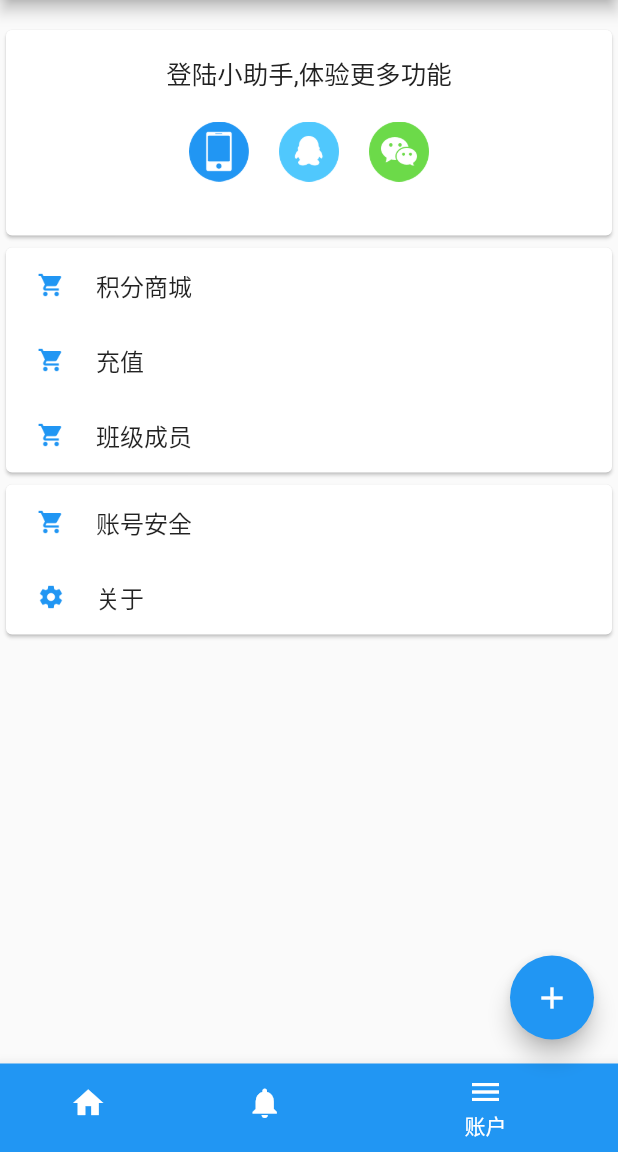
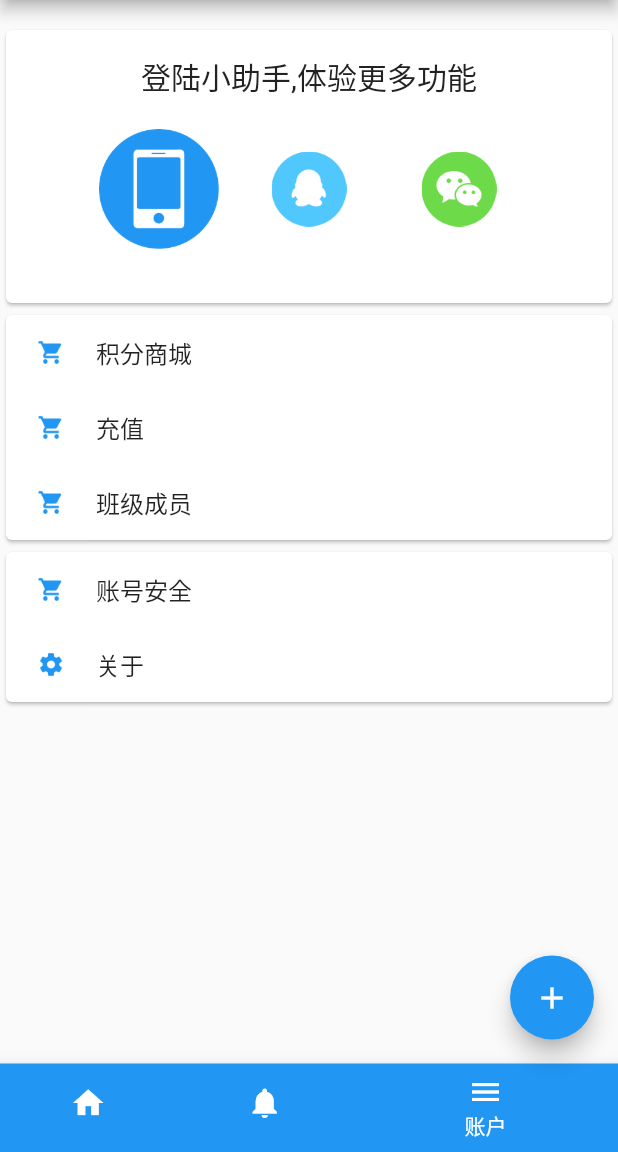
Before and after one commit to zhangruiyu/kindergarten_flutter, a Flutter app: the screen it shows after launch, item 3 of the bottom bar chosen, on a phone screen of 412 x 824 dp, the part 84-1236 px from its top. Run offline on Flutter 3.47's test engine with Material 2 defaults, Android fonts, the phone set to English and light mode, and no system bars; our stand-ins replace sqflite; accounts and stored records are empty; Roboto replaces fonts that are missing (Raleway).

Commit message:
头像编写

```diff
--- a/lib/core/base/BasePageState.dart
+++ b/lib/core/base/BasePageState.dart
@@ -9,19 +9,15 @@ LifecycleInterface lifecycleInterface = new LifecycleInterface();
 LinkedHashMap<String, Widget> allPageInstance =
     new LinkedHashMap<String, Widget>();
 
-abstract class BasePageState<T extends BasePageRoute> extends State<T>
-    with WidgetsBindingObserver {
-  BasePageState([this.props]);
-
-  final Map<String, dynamic> props;
-
+abstract class BasePageState<T extends BasePageRoute>
+    extends State<T> /*with WidgetsBindingObserver*/ {
   @override
   void dispose() {
     super.dispose();
     print('BasePageState===$this');
     //执行关闭页面回调
-    if (props != null && props.containsKey('cbk')) {
-      props['cbk']();
+    if (widget.props != null && widget.props.containsKey('cbk')) {
+      widget.props['cbk']();
     }
   }
 }
--- /dev/null
+++ b/lib/core/base/BasePropsState.dart
@@ -0,0 +1,18 @@
+import 'dart:collection';
+
+import 'package:flutter/material.dart';
+import 'package:kindergarten/core/base/BasePageRoute.dart';
+import 'package:kindergarten/core/base/BasePropsWidget.dart';
+
+abstract class BasePropsState<T extends BasePropsWidget> extends State<T> {
+/*
+  @override
+  void dispose() {
+    super.dispose();
+    print('BasePageState===$this');
+    //执行关闭页面回调
+    if (props != null && props.containsKey('cbk')) {
+      props['cbk']();
+    }
+  }*/
+}
--- /dev/null
+++ b/lib/core/base/BasePropsWidget.dart
@@ -0,0 +1,7 @@
+import 'package:flutter/material.dart';
+
+abstract class BasePropsWidget extends StatefulWidget {
+  BasePropsWidget(this.props);
+
+  final Map<String, dynamic> props;
+}
--- a/lib/core/modules/auth/InputPasswordPage.dart
+++ b/lib/core/modules/auth/InputPasswordPage.dart
@@ -12,13 +12,11 @@ class InputPasswordPage extends BasePageRoute {
   InputPasswordPage([Map<String, String> props]) : super(props);
 
   @override
-  State<StatefulWidget> createState() => new InputPasswordPageState(props);
+  State<StatefulWidget> createState() => new InputPasswordPageState();
 }
 
 class InputPasswordPageState extends BasePageState<InputPasswordPage> {
   String password = '123123123';
-
-  InputPasswordPageState(Map<String, String> props) : super(props);
 
   void _login() async {
 //    await new UserProvide().open();
@@ -27,7 +25,7 @@ class InputPasswordPageState extends BasePageState<InputPasswordPage> {
       print(onValue.tel);
     });*/
     if (password.length > 4) {
-      RequestHelper.login(props['tel'], password).then((value) {
+      RequestHelper.login(widget.props['tel'], password).then((value) {
 //        value
         value['isOnline'] = '1';
         UserProvide.insert(new UserModel.fromMap(value));
--- a/lib/core/modules/auth/LoginPage.dart
+++ b/lib/core/modules/auth/LoginPage.dart
@@ -12,13 +12,11 @@ class LoginPage extends BasePageRoute {
   LoginPage([Map<String, dynamic> props]) : super(props);
 
   @override
-  State<StatefulWidget> createState() => new LoginPageState(props);
+  State<StatefulWidget> createState() => new LoginPageState();
 }
 
 class LoginPageState extends BasePageState<LoginPage> {
   String tel = '15201231805';
-
-  LoginPageState(Map<String, dynamic> props) : super(props);
 
   void _login() async {
     if (tel.length < 11) {}
--- a/lib/core/modules/home/AccountPage.dart
+++ b/lib/core/modules/home/account/AccountPage.dart
@@ -1,19 +1,11 @@
 import 'package:flutter/material.dart';
 import 'package:kindergarten/core/base/BasePageRoute.dart';
 import 'package:kindergarten/core/base/BasePageState.dart';
-import 'package:kindergarten/core/modules/auth/LoginPage.dart';
+import 'package:kindergarten/core/modules/home/account/AccountTopUI.dart';
 import 'package:kindergarten/core/modules/home/account/LoginIconItem.dart';
 import 'package:kindergarten/core/modules/home/entity/ItemEntitys.dart';
-import 'package:kindergarten/net/NetWork.dart';
 import 'package:kindergarten/net/RequestHelper.dart';
-import 'package:kindergarten/style/TextStyle.dart';
-
-final List<HomeItemWidget> loginIconList = <HomeItemWidget>[
-  new HomeItemWidget(url: "phone.png", routeName: LoginPage.routeName),
-  new HomeItemWidget(url: "ic_qq_login.webp", routeName: LoginPage.routeName),
-  new HomeItemWidget(
-      url: "ic_wechat_login.webp", routeName: LoginPage.routeName),
-];
+import 'package:kindergarten/repository/UserModel.dart';
 
 final List<HomeItemWidget> accountCenterItemList = <HomeItemWidget>[
   new HomeItemWidget(url: "ic_local_grocery_store.png", title: "积分商城"),
@@ -36,8 +28,23 @@ class AccountPage extends BasePageRoute {
 }
 
 class AccountPageState extends BasePageState<AccountPage> {
-  _refreshPage() {
-    print('AccountPageState  == ');
+  var accountProfile;
+
+  _refreshPage() async {
+    if (UserProvide.haveOnlineUser()) {
+      RequestHelper.getAccountProfile().then((data) {
+        setState(() {
+          accountProfile = data;
+          print('AccountPageState  == ');
+        });
+      });
+    }
+  }
+
+  @override
+  void initState() {
+    super.initState();
+    _refreshPage();
   }
 
   @override
@@ -53,37 +60,10 @@ class AccountPageState extends BasePageState<AccountPage> {
                 child: new Padding(
               padding: const EdgeInsets.fromLTRB(0.0, 16.0, 0.0, 16.0),
               child: new Center(
-                  child: new Column(
-                children: <Widget>[
-                  new Text(
-                    "登陆小助手,体验更多功能",
-                    style: titleStyle,
-                  ),
-                  new Row(
-                      mainAxisAlignment: MainAxisAlignment.center,
-                      children: loginIconList.map((HomeItemWidget loginIcon) {
-                        return new Padding(
-                            padding: const EdgeInsets.fromLTRB(
-                                10.0, 20.0, 10.0, 20.0),
-                            child: new GestureDetector(
-                              onTap: () {
-                                Navigator
-                                    .of(context)
-                                    .push(new MaterialPageRoute<bool>(
-                                  builder: (BuildContext context) {
-                                    return new LoginPage({'cbk': _refreshPage});
-                                  },
-                                ));
-                              },
-                              child: new Image.asset(
-                                'images/${loginIcon.url}',
-                                width: 40.0,
-                                height: 40.0,
-                              ),
-                            ));
-                      }).toList()),
-                ],
-              )),
+                  child: new AccountTopUI({
+                'cbk': _refreshPage,
+                'accountProfile': accountProfile,
+              })),
             )),
             //第二行3个标签
           ),
--- /dev/null
+++ b/lib/core/modules/home/account/AccountTopUI.dart
@@ -0,0 +1,96 @@
+import 'package:flutter/material.dart';
+import 'package:kindergarten/core/base/BasePropsState.dart';
+import 'package:kindergarten/core/base/BasePropsWidget.dart';
+import 'package:kindergarten/core/modules/auth/LoginPage.dart';
+import 'package:kindergarten/core/modules/home/entity/ItemEntitys.dart';
+import 'package:kindergarten/core/uikit/CircleImage.dart';
+import 'package:kindergarten/repository/UserModel.dart';
+import 'package:kindergarten/style/TextStyle.dart';
+
+final List<HomeItemWidget> loginIconList = <HomeItemWidget>[
+  new HomeItemWidget(url: "phone.png", routeName: LoginPage.routeName),
+  new HomeItemWidget(url: "ic_qq_login.webp", routeName: LoginPage.routeName),
+  new HomeItemWidget(
+      url: "ic_wechat_login.webp", routeName: LoginPage.routeName),
+];
+
+class AccountTopUI extends BasePropsWidget {
+  AccountTopUI(Map<String, dynamic> props) : super(props);
+
+  @override
+  State<StatefulWidget> createState() {
+    return new AccountTopState();
+  }
+}
+
+class AccountTopState extends BasePropsState<AccountTopUI> {
+  @override
+  Widget build(BuildContext context) {
+    bool isContainsAvatar = widget.props.containsKey('accountProfile') &&
+        widget.props['accountProfile'] != null &&
+        widget.props['accountProfile']['avatar'] != null;
+    return UserProvide.getCacheUser() != null
+        ? new Padding(
+            padding: const EdgeInsets.fromLTRB(30.0, 10.0, 10.0, 10.0),
+            child: new GestureDetector(
+                onTap: () {
+                  Navigator.of(context).push(new MaterialPageRoute<bool>(
+                    builder: (BuildContext context) {
+                      return new LoginPage({'cbk': widget.props['cbk']});
+                    },
+                  ));
+                },
+                child: new Row(
+                  children: <Widget>[
+                    new CircleImage(
+                      isContainsAvatar: isContainsAvatar,
+                      text: 'Hi',
+                      avatarUrl: isContainsAvatar
+                          ? widget.props['accountProfile']['avatar']
+                          : '',
+                    ),
+                    new Padding(
+                      padding: const EdgeInsets.only(left: 18.0),
+                      child: new Column(
+                        children: <Widget>[
+                          new Text('nick', style: titleStyle),
+                          new Text('nick2', style: subjectStyle)
+                        ],
+                      ),
+                    )
+                  ],
+                )))
+        : new Column(
+            children: [
+              new Text(
+                "登陆小助手,体验更多功能",
+                style: titleStyle,
+              ),
+              new Row(
+                  mainAxisAlignment: MainAxisAlignment.center,
+                  children: loginIconList.map((HomeItemWidget loginIcon) {
+                    return new Padding(
+                        padding:
+                            const EdgeInsets.fromLTRB(10.0, 20.0, 10.0, 20.0),
+                        child: new GestureDetector(
+                          onTap: () {
+                            Navigator
+                                .of(context)
+                                .push(new MaterialPageRoute<bool>(
+                              builder: (BuildContext context) {
+                                return new LoginPage(
+                                    {'cbk': widget.props['cbk']});
+                              },
+                            ));
+                          },
+                          child: new Image.asset(
+                            'images/${loginIcon.url}',
+                            width: 80.0,
+                            height: 80.0,
+                          ),
+                        ));
+                  }).toList()),
+            ],
+          );
+  }
+}
--- a/lib/core/modules/home/homeTab.dart
+++ b/lib/core/modules/home/homeTab.dart
@@ -1,7 +1,7 @@
 import 'package:flutter/material.dart';
-import 'package:kindergarten/core/modules/home/AccountPage.dart';
 import 'package:kindergarten/core/modules/home/HomePage.dart';
 import 'package:kindergarten/core/modules/home/NavigationPageView.dart';
+import 'package:kindergarten/core/modules/home/account/AccountPage.dart';
 
 class HomeTab extends StatefulWidget {
   static const String routeName = '/material/bottom_navigation';
@@ -128,8 +128,7 @@ class _BottomNavigationDemoState extends State<HomeTab>
       body: new Center(child: _buildTransitionsStack()),
       bottomNavigationBar: botNavBar,
       floatingActionButton: new FloatingActionButton(
-        onPressed: (){
-        },
+        onPressed: () {},
         tooltip: '长按发表视频动态',
         child: new Icon(Icons.add),
       ),
--- a/lib/net/RequestHelper.dart
+++ b/lib/net/RequestHelper.dart
@@ -1,4 +1,9 @@
+import 'dart:async';
+
 import 'package:kindergarten/net/NetWork.dart';
+
+const USER_URL = "/user/normal";
+const TEACHER_URL = "/user/teacher";
 
 class RequestHelper {
   static login(String tel, String password) {
@@ -9,4 +14,8 @@ class RequestHelper {
   static verifyIsRegister(String tel) {
     return RequestClient.request('/public/verifyIsRegister', {'tel': tel});
   }
+
+  static Future getAccountProfile() {
+    return RequestClient.request("$USER_URL/profile");
+  }
 }
--- a/lib/repository/UserModel.dart
+++ b/lib/repository/UserModel.dart
@@ -196,6 +196,8 @@ class UserModel {
 }
 
 class UserProvide {
+  static UserModel userCache;
+
   static Future<UserModel> insert(UserModel user) async {
     Database db = await KindergartenDatabase.openKindergartenDatabase();
     var deleteCode = await db
@@ -205,22 +207,43 @@ class UserProvide {
     return user;
   }
 
-  static Future<UserModel> getOnlineUser() async {
+  static Future initOnlineUser() async {
     Database db = await KindergartenDatabase.openKindergartenDatabase();
     List<Map> maps = await db.query(UserTalbeName,
-        columns: UserTalbeCloum,
-        where: "$ISONLINE = ?",
-        whereArgs: ['1']);
+        columns: UserTalbeCloum, where: "$ISONLINE = ?", whereArgs: ['1']);
     db.close();
     if (maps.length > 0) {
-      print(maps.last);
-      return new UserModel.fromMap(maps.last);
+//      print(maps.last);
+      var userModel = new UserModel.fromMap(maps.last);
+      userCache = userModel;
+    }
+    return userCache;
+  }
+
+  static Future getOnlineUser() async {
+    if (userCache != null) {
+      return userCache;
+    }
+    Database db = await KindergartenDatabase.openKindergartenDatabase();
+    List<Map> maps = await db.query(UserTalbeName,
+        columns: UserTalbeCloum, where: "$ISONLINE = ?", whereArgs: ['1']);
+    db.close();
+    if (maps.length > 0) {
+//      print(maps.last);
+      var userModel = new UserModel.fromMap(maps.last);
+      return userCache = userModel;
     }
 
     return null;
   }
 
   static haveOnlineUser() {
-    return getOnlineUser() != null;
+    return userCache != null;
+  }
+
+  static getCacheUser() {
+    if (userCache != null) {
+      return userCache;
+    }
   }
 }
--- a/lib/repository/UserTable.dart
+++ /dev/null
@@ -1,84 +0,0 @@
-import 'dart:async';
-import 'dart:io';
-import 'package:path/path.dart';
-import 'package:path_provider/path_provider.dart';
-import 'package:path/path.dart';
-import 'package:sqflite/sqflite.dart';
-
-/*@PrimaryKey
-var tel: String? = null
-@Column
-var id: String? = null
-@Column(defaultValue = "")
-var token: String? = null
-@Column
-var isOnline: Boolean = false
-@Column
-var nickName: String? = null
-@Column
-var roleCode: String? = null
-@Column
-var avatar: String? = null
-get() {
-  return if (field?.isEmpty() != false) {
-    "https://ss2.bdstatic.com/70cFvnSh_Q1YnxGkpoWK1HF6hhy/it/u=3063611797,2186093747&fm=117&gp=0.jpg"
-  } else {
-    field
-  }
-}
-set(value) {
-  if (value?.isEmpty() != false) {
-    return
-  } else {
-    field = value
-  }
-}
-@Column
-var gender: Int? = null
-@Column
-var address: String? = null
-@Column(defaultValue = "0")
-var relation: Int? = null
-@Column
-var ysTokenysToken: String? = null
-@Column
-var schoolName: String? = null
-@Column
-var qqOpenId: String? = null
-@Column
-var wxOpenId: String? = null
-@Column
-var qqNickName: String? = null
-@Column
-var wxNickName: String? = null*/
-class a {
-  Future abc() async {
-    Directory documentsDirectory = await getApplicationDocumentsDirectory();
-    String path = join(documentsDirectory.path, "demo.db");
-
-    Database database = await openDatabase(path, version: 1,
-        onCreate: (Database db, int version) async {
-// When creating the db, create the table
-      await db.execute('''
-              CREATE TABLE k_user2 (
-                        tel        VARCHAR PRIMARY KEY,
-                        name       VARCHAR,
-                        token      VARCHAR,
-                        isOnline   VARCHAR,
-                        nickName   VARCHAR,
-                        roleCode   VARCHAR,
-                        avatar     VARCHAR,
-                        gender     VARCHAR,
-                        address    VARCHAR,
-                        relation   VARCHAR,
-                        ysToken    VARCHAR,
-                        schoolName VARCHAR,
-                        qqOpenId   VARCHAR,
-                        wxOpenId   VARCHAR,
-                        qqNickName VARCHAR,
-                        wxNickName VARCHAR
-                      )
-              ''');
-    });
-  }
-}
--- a/lib/style/TextStyle.dart
+++ b/lib/style/TextStyle.dart
@@ -3,11 +3,18 @@ import 'package:flutter/material.dart';
 const TextStyle titleStyle = const TextStyle(
   fontFamily: 'Raleway',
   inherit: false,
-  fontSize: 17.0,
+  fontSize: 20.0,
   color: const Color(0xFF222222),
   textBaseline: TextBaseline.alphabetic,
 );
 
+const TextStyle subjectStyle = const TextStyle(
+  fontFamily: 'Raleway',
+  inherit: false,
+  fontSize: 16.0,
+  color: const Color(0xFF999999),
+  textBaseline: TextBaseline.alphabetic,
+);
 const TextStyle autoTitleStyle = const TextStyle(
   fontFamily: 'Raleway',
   inherit: false,
```
Also changed, not shown: lib/core/uikit/CircleImage.dart (added, +24 -0 lines), lib/main.dart (+6 -1 lines), lib/net/NetWork.dart (+14 -3 lines).
